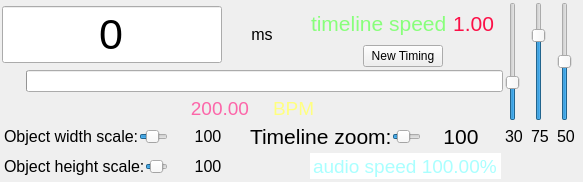
Old version of the form src/ui/controllers/timecontroller.ui in the repository xiangCaO233/MusicMapMaker.
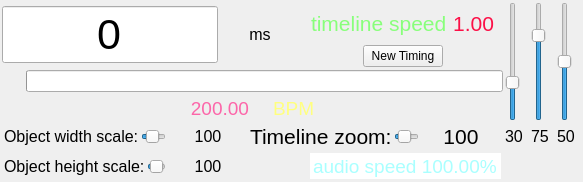
New version of the form. Icons and pictures are not drawn.

Diff of the .ui file:
```diff
--- a/src/ui/controllers/timecontroller.ui
+++ b/src/ui/controllers/timecontroller.ui
@@ -54,7 +54,7 @@
        <widget class="QWidget" name="infocontainer" native="true">
         <layout class="QHBoxLayout" name="horizontalLayout_3">
          <property name="spacing">
-          <number>0</number>
+          <number>2</number>
          </property>
          <property name="leftMargin">
           <number>0</number>
@@ -464,7 +464,7 @@
           <widget class="QWidget" name="time_line_zoom_widget" native="true">
            <layout class="QHBoxLayout" name="horizontalLayout_9">
             <property name="spacing">
-             <number>0</number>
+             <number>2</number>
             </property>
             <property name="leftMargin">
              <number>0</number>
@@ -553,7 +553,7 @@
           <widget class="QWidget" name="object_height_scale_widget" native="true">
            <layout class="QHBoxLayout" name="horizontalLayout_7">
             <property name="spacing">
-             <number>0</number>
+             <number>2</number>
             </property>
             <property name="leftMargin">
              <number>0</number>
@@ -629,7 +629,7 @@
           <widget class="QWidget" name="object_width_scale" native="true">
            <layout class="QHBoxLayout" name="horizontalLayout_8" stretch="0,1,0">
             <property name="spacing">
-             <number>0</number>
+             <number>2</number>
             </property>
             <property name="leftMargin">
              <number>0</number>
```
